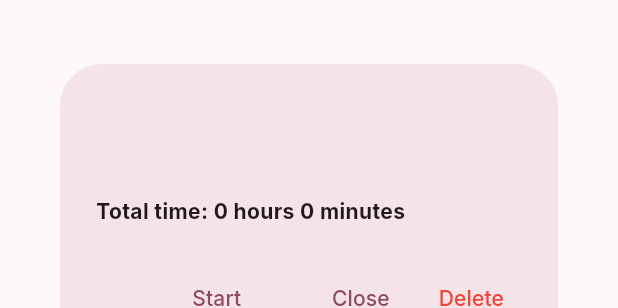
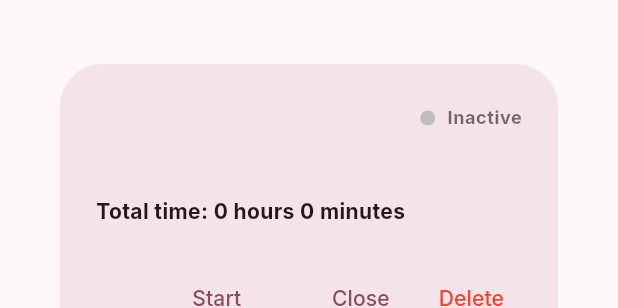
Before and after one commit to yogesh-aggarwal/thoughts, a Flutter app: the ViewTimeTrackDialog widget shown alone on an empty page, opened directly with empty values, on a phone screen of 412 x 824 dp. Shown: the part 401-709 px from the top of the screen. Run offline on Flutter 3.47's test engine with Material 2 defaults, Android fonts, the phone set to English and light mode, and no system bars; our stand-ins replace cached_network_image, cloud_firestore, firebase_auth, firebase_core, firebase_storage, google_fonts and 2 more; accounts and stored records are empty; network calls fail.

Commit message:
Added active indication in thoughts dialog

```diff
--- a/lib/dialogs/time_tracker/view_time_track.dart
+++ b/lib/dialogs/time_tracker/view_time_track.dart
@@ -12,11 +12,41 @@ class ViewTimeTrackDialog extends StatelessWidget {
   @override
   Widget build(BuildContext context) {
     return AlertDialog(
-      title: Text(
-        timeTrack.name,
-        style: Theme.of(context).textTheme.bodyLarge!.copyWith(
-              fontWeight: FontWeight.bold,
-            ),
+      title: Row(
+        mainAxisAlignment: MainAxisAlignment.spaceBetween,
+        children: [
+          Text(
+            timeTrack.name,
+            style: Theme.of(context).textTheme.bodyLarge!.copyWith(
+                  fontWeight: FontWeight.bold,
+                ),
+          ),
+          Row(
+            children: [
+              Container(
+                width: 10,
+                height: 10,
+                decoration: BoxDecoration(
+                  color: timeTrack.sessions.isEmpty ||
+                          timeTrack.sessions.last.end != null
+                      ? Colors.grey.shade400
+                      : Colors.green,
+                  shape: BoxShape.circle,
+                ),
+              ),
+              SizedBox(width: 8),
+              Text(
+                timeTrack.sessions.isEmpty ||
+                        timeTrack.sessions.last.end != null
+                    ? "Inactive"
+                    : "Active",
+                style: Theme.of(context).textTheme.bodySmall!.copyWith(
+                      fontWeight: FontWeight.bold,
+                    ),
+              ),
+            ],
+          )
+        ],
       ),
       content: ConstrainedBox(
         constraints: BoxConstraints(
```
